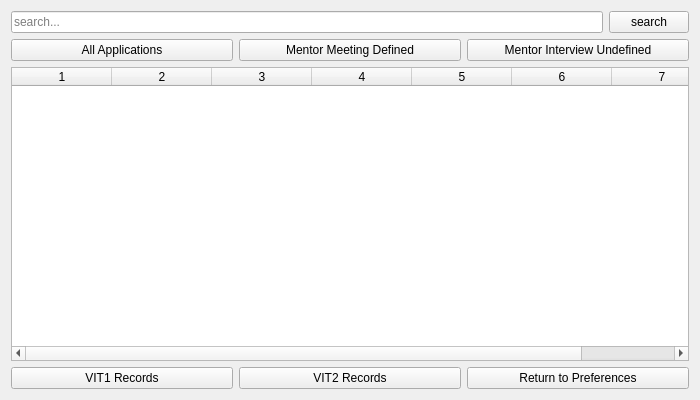
Above: ui/applications.ui from NeslihanCanbaz/CRM_project before the change. Below: the same form after it.
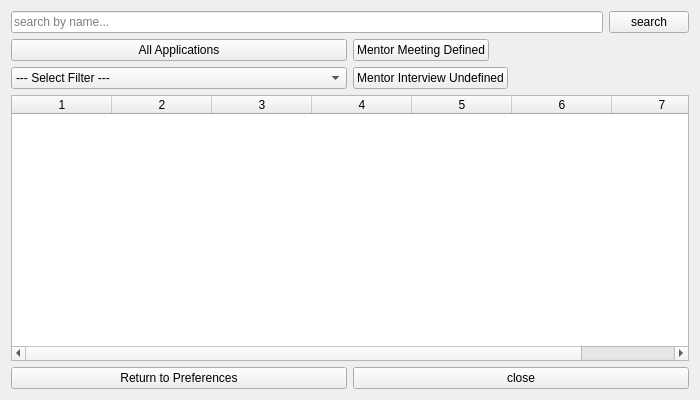
That is the form after the change.

Commit message: application_login yenilendi

Patch:
```diff
--- a/ui/applications.ui
+++ b/ui/applications.ui
@@ -13,13 +13,74 @@
   <property name="windowTitle">
    <string>Form</string>
   </property>
-  <layout class="QVBoxLayout" name="verticalLayout">
-   <item>
+  <layout class="QGridLayout" name="gridLayout_2">
+   <item row="1" column="0">
+    <layout class="QGridLayout" name="gridLayout">
+     <item row="0" column="0">
+      <widget class="QPushButton" name="allAplicationsButton">
+       <property name="text">
+        <string>All Applications</string>
+       </property>
+      </widget>
+     </item>
+     <item row="1" column="0">
+      <widget class="QComboBox" name="comboBox_filters">
+       <item>
+        <property name="text">
+         <string>--- Select Filter ---</string>
+        </property>
+       </item>
+       <item>
+        <property name="text">
+         <string>Duplicate Records</string>
+        </property>
+       </item>
+       <item>
+        <property name="text">
+         <string>Previous VIT Check</string>
+        </property>
+       </item>
+       <item>
+        <property name="text">
+         <string>Unique VIT Records</string>
+        </property>
+       </item>
+       <item>
+        <property name="text">
+         <string>Filtered Applications</string>
+        </property>
+       </item>
+      </widget>
+     </item>
+    </layout>
+   </item>
+   <item row="3" column="0" colspan="2">
+    <layout class="QHBoxLayout" name="horizontalLayout">
+     <item>
+      <widget class="QPushButton" name="ReturnButton">
+       <property name="text">
+        <string>Return to Preferences</string>
+       </property>
+       <property name="autoRepeatInterval">
+        <number>100</number>
+       </property>
+      </widget>
+     </item>
+     <item>
+      <widget class="QPushButton" name="closeButton">
+       <property name="text">
+        <string>close</string>
+       </property>
+      </widget>
+     </item>
+    </layout>
+   </item>
+   <item row="0" column="0" colspan="2">
     <layout class="QHBoxLayout" name="horizontalLayout_3">
      <item>
       <widget class="QLineEdit" name="searchInput">
        <property name="placeholderText">
-        <string>search...</string>
+        <string>search by name...</string>
        </property>
       </widget>
      </item>
@@ -32,32 +93,7 @@
      </item>
     </layout>
    </item>
-   <item>
-    <layout class="QHBoxLayout" name="horizontalLayout_2">
-     <item>
-      <widget class="QPushButton" name="allAplicationsButton">
-       <property name="text">
-        <string>All Applications</string>
-       </property>
-      </widget>
-     </item>
-     <item>
-      <widget class="QPushButton" name="mentorDefinedButton">
-       <property name="text">
-        <string>Mentor Meeting Defined</string>
-       </property>
-      </widget>
-     </item>
-     <item>
-      <widget class="QPushButton" name="mentorUndefinedButton">
-       <property name="text">
-        <string>Mentor Interview Undefined</string>
-       </property>
-      </widget>
-     </item>
-    </layout>
-   </item>
-   <item>
+   <item row="2" column="0" colspan="2">
     <widget class="QTableWidget" name="ApplicationsTable">
      <property name="columnCount">
       <number>7</number>
@@ -71,29 +107,19 @@
      <column/>
     </widget>
    </item>
-   <item>
-    <layout class="QHBoxLayout" name="horizontalLayout">
-     <item>
-      <widget class="QPushButton" name="VIT1Button">
+   <item row="1" column="1">
+    <layout class="QFormLayout" name="formLayout">
+     <item row="0" column="0">
+      <widget class="QPushButton" name="mentorDefinedButton">
        <property name="text">
-        <string>VIT1 Records</string>
+        <string>Mentor Meeting Defined</string>
        </property>
       </widget>
      </item>
-     <item>
-      <widget class="QPushButton" name="VIT2Button">
+     <item row="1" column="0">
+      <widget class="QPushButton" name="mentorUndefinedButton">
        <property name="text">
-        <string>VIT2 Records</string>
-       </property>
-      </widget>
-     </item>
-     <item>
-      <widget class="QPushButton" name="ReturnButton">
-       <property name="text">
-        <string>Return to Preferences</string>
-       </property>
-       <property name="autoRepeatInterval">
-        <number>100</number>
+        <string>Mentor Interview Undefined</string>
        </property>
       </widget>
      </item>
```
The commit also changes 9 other files.
